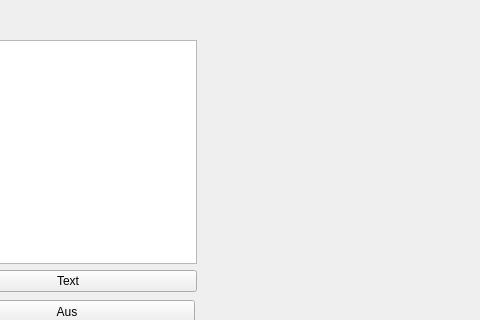
First picture: the form in mainwindow.ui, repository TomyF1/GitTest, before the edit; both pictures show x 161 to 641 and y 0 to 320 of the 800 by 600 pixel window.
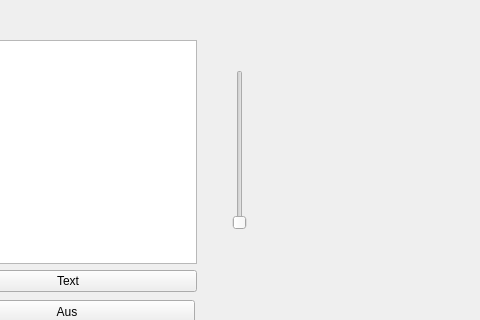
Second picture: the form after the edit.

The edit to the form file:
```diff
--- a/mainwindow.ui
+++ b/mainwindow.ui
@@ -27,7 +27,7 @@
      <string>Aus</string>
     </property>
    </widget>
-   <widget class="QWidget" name="">
+   <widget class="QWidget" name="layoutWidget">
     <property name="geometry">
      <rect>
       <x>100</x>
@@ -49,6 +49,19 @@
      </item>
     </layout>
    </widget>
+   <widget class="QSlider" name="verticalSlider">
+    <property name="geometry">
+     <rect>
+      <x>390</x>
+      <y>70</y>
+      <width>22</width>
+      <height>160</height>
+     </rect>
+    </property>
+    <property name="orientation">
+     <enum>Qt::Vertical</enum>
+    </property>
+   </widget>
   </widget>
   <widget class="QMenuBar" name="menubar">
    <property name="geometry">
```
